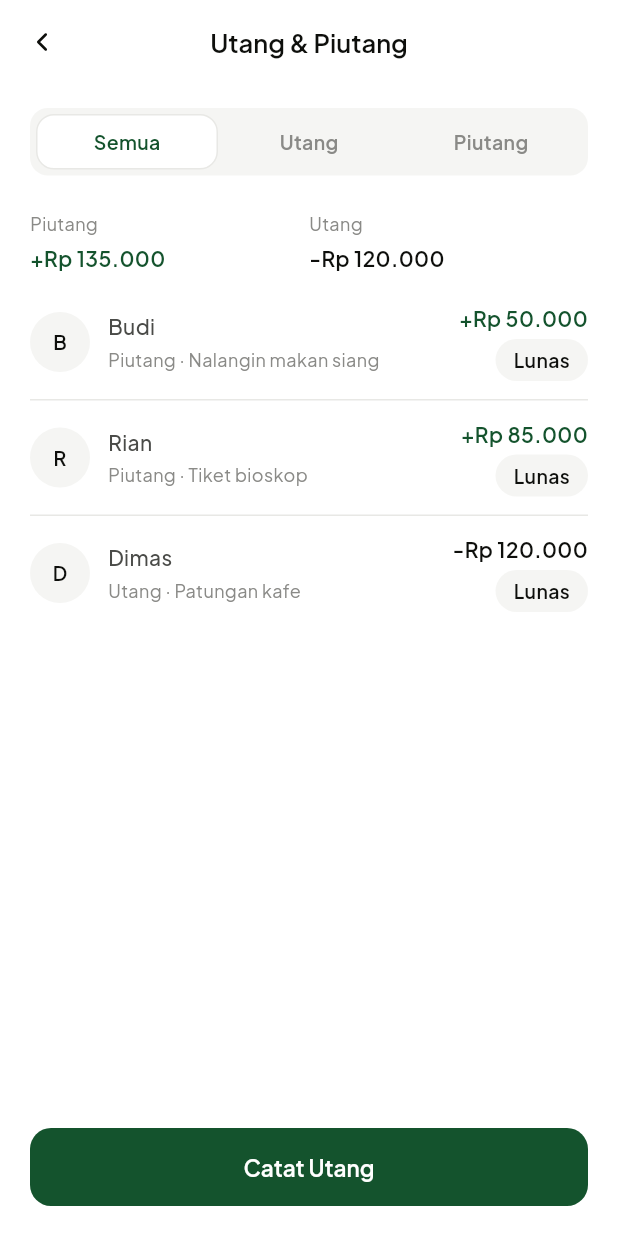
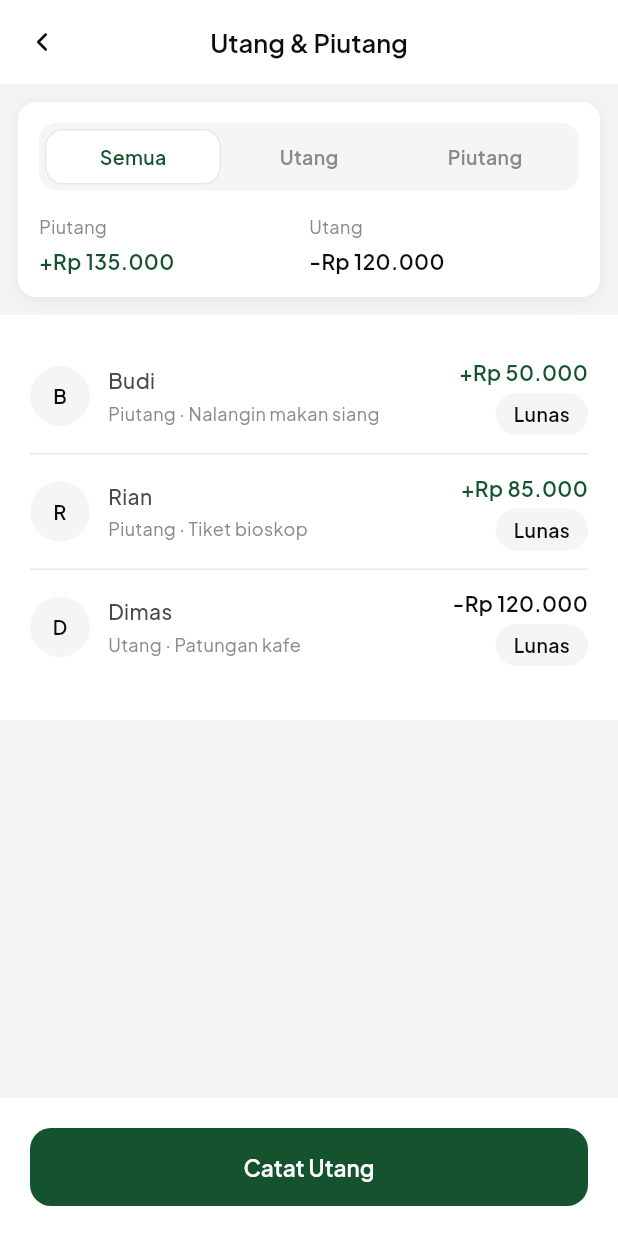
Before and after one commit to Nagikiri/KasHarian, a Flutter app: the UtangScreen screen opened directly, on a phone screen of 412 x 824 dp. Run offline on Flutter 3.47's test engine with Material 3 defaults, Android fonts, the phone set to English and light mode, and no system bars; our stand-ins replace fl_chart, lucide_icons_flutter; network calls fail.

Commit message:
V6b: halaman Anggaran, Utang, Kategori mengikuti gaya V6a

```diff
--- a/lib/screens/utang_screen.dart
+++ b/lib/screens/utang_screen.dart
@@ -9,6 +9,8 @@ import '../utils/privasi.dart';
 import '../widgets/app_bar_turunan.dart';
 import '../widgets/baris_isian.dart';
 import '../widgets/baris_utang.dart';
+import '../widgets/blok_daftar.dart';
+import '../widgets/kartu_bagian.dart';
 import '../widgets/kolom_angka.dart';
 import '../widgets/pilihan_segmen.dart';
 import '../widgets/sheet_input_nominal.dart';
@@ -49,45 +51,69 @@ class _UtangScreenState extends State<UtangScreen> {
   @override
   Widget build(BuildContext context) {
     return Scaffold(
+      backgroundColor: WarnaApp.latarHalaman,
       appBar: buatAppBarTurunan('Utang & Piutang'),
       body: ValueListenableBuilder<int>(
         valueListenable: AppData.refreshNotifier,
         builder: (context, nilai, child) {
           List<UtangItem> daftar = _daftarTampil();
           return ListView(
-            padding: const EdgeInsets.symmetric(
-              horizontal: JarakApp.tepiHalaman,
-              vertical: JarakApp.j16,
+            children: [
+              Padding(
+                padding: const EdgeInsets.fromLTRB(
+                  JarakApp.tepiKartu,
+                  JarakApp.antarKartu,
+                  JarakApp.tepiKartu,
+                  0,
                 ),
+                child: KartuBagian(
+                  child: Column(
+                    crossAxisAlignment: CrossAxisAlignment.stretch,
                     children: [
                       PilihanSegmen(
                         pilihan: _pilihanFilter,
                         indeksAktif: _filter,
                         onPilih: (i) => setState(() => _filter = i),
                       ),
-              const SizedBox(height: JarakApp.j24),
+                      const SizedBox(height: JarakApp.j16),
                       _bangunTotal(),
-              const SizedBox(height: JarakApp.j8),
-              if (daftar.isEmpty)
-                TampilanKosong(
+                    ],
+                  ),
+                ),
+              ),
+              BlokDaftar(child: _bangunDaftar(daftar)),
+            ],
+          );
+        },
+      ),
+      bottomNavigationBar: ColoredBox(
+        color: WarnaApp.latar,
+        child: SafeArea(
+          child: Padding(
+            padding: const EdgeInsets.all(JarakApp.tepiHalaman),
+            child: TombolUtama(teks: 'Catat Utang', onTekan: _bukaFormUtang),
+          ),
+        ),
+      ),
+    );
+  }
+
+  Widget _bangunDaftar(List<UtangItem> daftar) {
+    if (daftar.isEmpty) {
+      return TampilanKosong(
         ikon: LucideIcons.handCoins,
         judul: _judulKosong[_filter],
         kalimat: 'Catat lewat tombol Catat Utang di bawah.',
-                ),
+      );
+    }
+    return Column(
+      crossAxisAlignment: CrossAxisAlignment.stretch,
+      children: [
         for (int i = 0; i < daftar.length; i++) ...[
           if (i > 0) const Divider(height: 1),
           BarisUtang(utang: daftar[i], onLunas: () => _lunasi(daftar[i])),
         ],
       ],
-          );
-        },
-      ),
-      bottomNavigationBar: SafeArea(
-        child: Padding(
-          padding: const EdgeInsets.all(JarakApp.tepiHalaman),
-          child: TombolUtama(teks: 'Catat Utang', onTekan: _bukaFormUtang),
-        ),
-      ),
     );
   }
 
--- a/lib/widgets/blok_daftar.dart
+++ b/lib/widgets/blok_daftar.dart
@@ -6,10 +6,13 @@ import '../theme/app_theme.dart';
 class BlokDaftar extends StatelessWidget {
   final Widget child;
   final EdgeInsets padding;
+  // 0 kalau blok menempel langsung di bawah AppBar putih.
+  final double jarakAtas;
 
   const BlokDaftar({
     super.key,
     required this.child,
+    this.jarakAtas = JarakApp.antarKartu,
     this.padding = const EdgeInsets.fromLTRB(
       JarakApp.tepiHalaman,
       JarakApp.j16,
@@ -22,7 +25,7 @@ class BlokDaftar extends StatelessWidget {
   Widget build(BuildContext context) {
     // Material (bukan ColoredBox) supaya efek ketuk InkWell di baris transaksi tetap terlihat.
     return Padding(
-      padding: const EdgeInsets.only(top: JarakApp.antarKartu),
+      padding: EdgeInsets.only(top: jarakAtas),
       child: Material(
         color: WarnaApp.latar,
         child: Padding(padding: padding, child: child),
```
Also changed, not shown: lib/screens/budget_screen.dart (+30 -21 lines), lib/screens/pengaturan_kategori_screen.dart (+30 -11 lines). Lines whose indentation alone changed are shown as unchanged.
